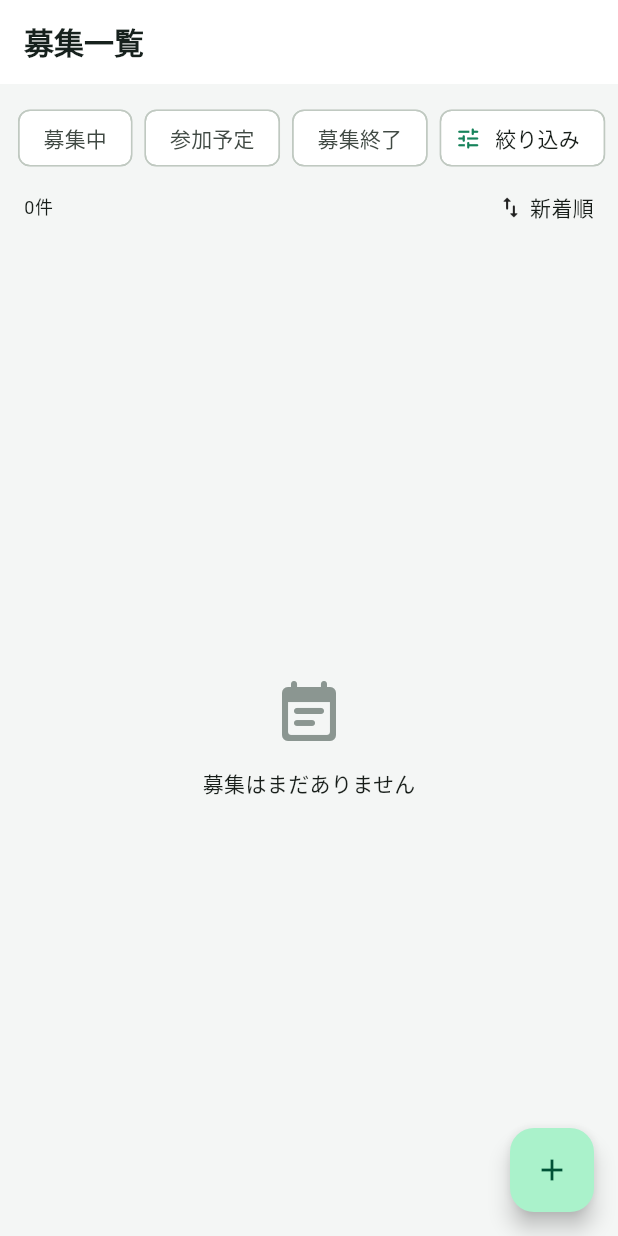
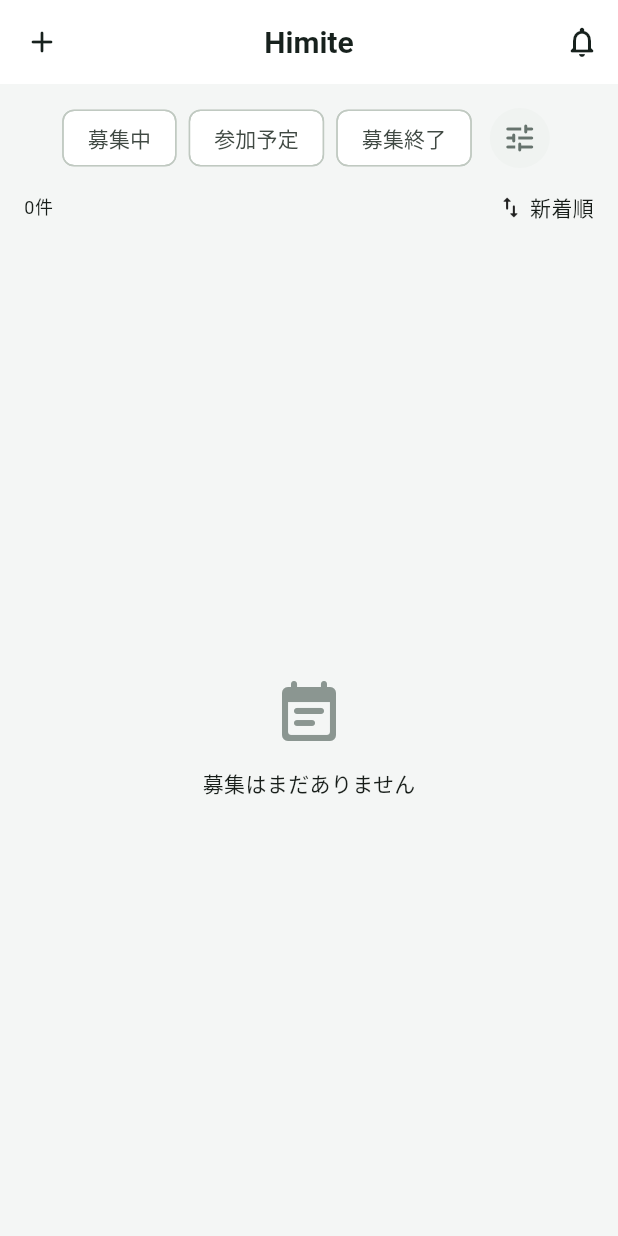
Before and after one commit to KabutoEbi/Himite, a Flutter app: the screen it shows after launch, on a phone screen of 412 x 824 dp. Run offline on Flutter 3.47's test engine with Material 3 defaults, Android fonts, the phone set to English and light mode, and no system bars; our stand-ins replace hive_ce_flutter; accounts and stored records are empty.

Commit message:
レイアウトを修正

```diff
--- a/lib/screens/main_screen.dart
+++ b/lib/screens/main_screen.dart
@@ -68,7 +68,22 @@ class _MainScreenState extends State<MainScreen> {
     final hasDetailedFilter = _group != null || _eventDate != null;
 
     return Scaffold(
-      appBar: AppBar(title: const Text('募集一覧')),
+      appBar: AppBar(
+        leading: IconButton(
+          tooltip: '募集を作成',
+          onPressed: _openCreatePost,
+          icon: const Icon(Icons.add_rounded),
+        ),
+        title: const Text('Himite'),
+        centerTitle: true,
+        actions: [
+          IconButton(
+            tooltip: '通知',
+            onPressed: () {},
+            icon: const Icon(Icons.notifications_none_rounded),
+          ),
+        ],
+      ),
       body: Column(
         children: [
           SingleChildScrollView(
@@ -109,16 +124,20 @@ class _MainScreenState extends State<MainScreen> {
                   }),
                 ),
                 const SizedBox(width: 8),
-                ActionChip(
-                  avatar: Icon(
+                IconButton(
+                  tooltip: '絞り込み',
+                  style: IconButton.styleFrom(
+                    backgroundColor: hasDetailedFilter
+                        ? Theme.of(context).colorScheme.primaryContainer
+                        : const Color(0xFFF0F3F1),
+                  ),
+                  onPressed: () => _showFilterSheet(groups),
+                  icon: Icon(
                     Icons.tune_rounded,
-                    size: 18,
                     color: hasDetailedFilter
                         ? Theme.of(context).colorScheme.primary
-                        : null,
+                        : const Color(0xFF66736D),
                   ),
-                  label: Text(hasDetailedFilter ? '絞り込み中' : '絞り込み'),
-                  onPressed: () => _showFilterSheet(groups),
                 ),
               ],
             ),
@@ -311,19 +330,16 @@ class _MainScreenState extends State<MainScreen> {
           ),
         ],
       ),
-      floatingActionButton: FloatingActionButton(
-        onPressed: () async {
-          final result = await Navigator.of(context).push<Post>(
-            MaterialPageRoute(
-              builder: (_) =>
-                  CreatePostScreen(currentUserId: widget.currentUserId),
-            ),
-          );
-          if (result != null) widget.onAddPost(result);
-        },
-        child: const Icon(Icons.add),
+    );
+  }
+
+  Future<void> _openCreatePost() async {
+    final result = await Navigator.of(context).push<Post>(
+      MaterialPageRoute(
+        builder: (_) => CreatePostScreen(currentUserId: widget.currentUserId),
       ),
     );
+    if (result != null) widget.onAddPost(result);
   }
 
   Future<void> _showFilterSheet(List<String> groups) async {
```
Also changed, not shown: 1 other file.
